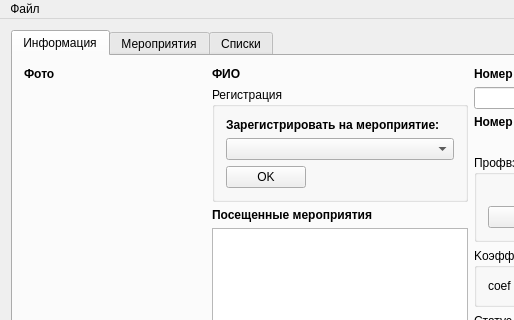
Before: the Qt Designer form profcom_cards/profkom.ui in egornevezhin/profcom_cards, drawn with Qt 5; both pictures show x 0 to 514 and y 0 to 320 of the 680 by 582 pixel window.
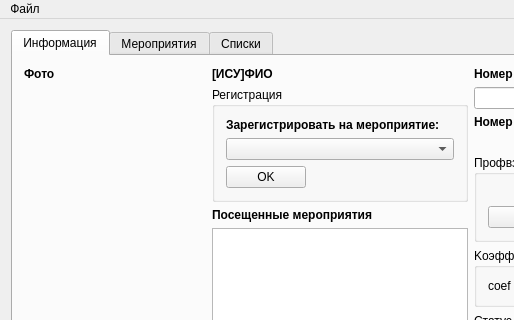
After: the same form once the commit is applied.

```diff
--- a/profcom_cards/profkom.ui
+++ b/profcom_cards/profkom.ui
@@ -10,7 +10,7 @@
     <x>0</x>
     <y>0</y>
     <width>680</width>
-    <height>496</height>
+    <height>548</height>
    </rect>
   </property>
   <property name="windowTitle">
@@ -103,7 +103,7 @@
                </font>
               </property>
               <property name="text">
-               <string>ФИО</string>
+               <string>[ИСУ]ФИО</string>
               </property>
              </widget>
             </item>
```
Left out of the diff: 2 changed lines with no effect on the pictures.
